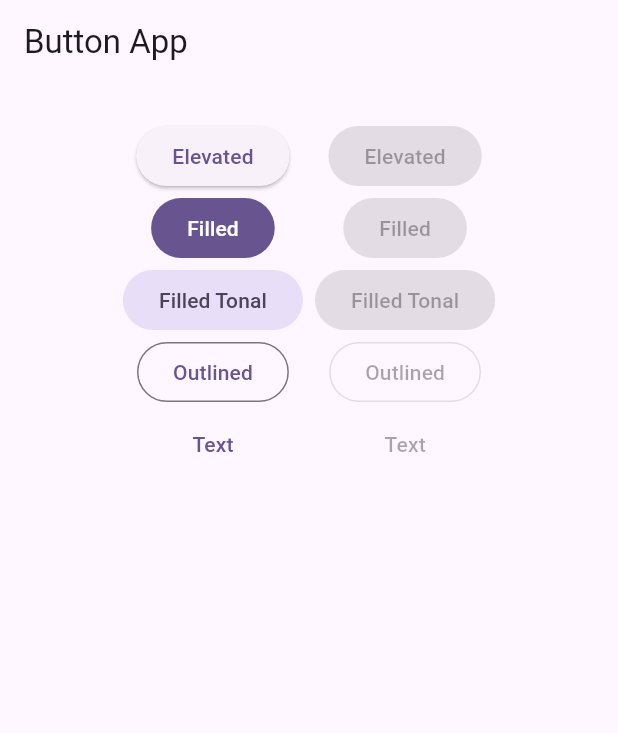
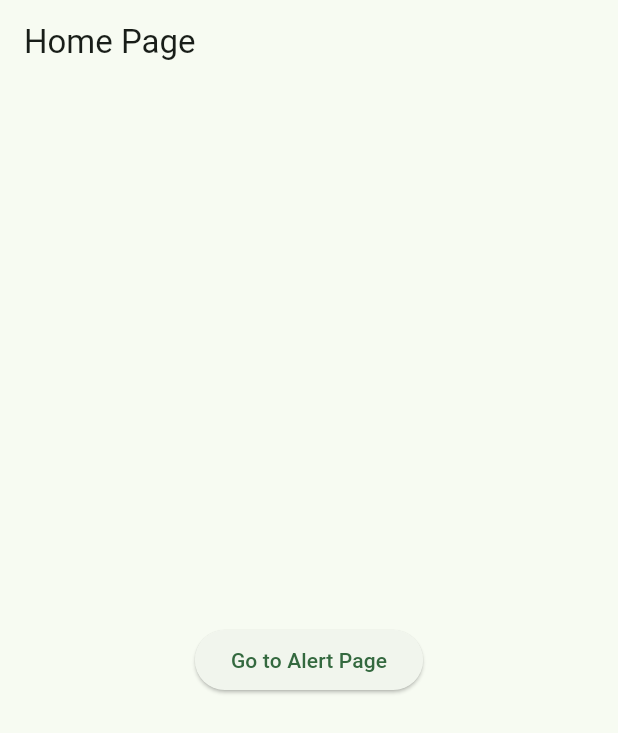
Before and after one commit to azizhadiid/FLutter-App, a Flutter app: the screen it shows after launch, on a phone screen of 412 x 824 dp. Shown: the top 733 px of the screen. Run offline on Flutter 3.47's test engine with Material 3 defaults, Android fonts, the phone set to English and light mode, and no system bars; our stand-ins replace curved_navigation_bar, lottie.

Commit message:
Learn Alert

```diff
--- a/lib/main.dart
+++ b/lib/main.dart
@@ -1,5 +1,5 @@
 import 'package:flutter/material.dart';
-import 'package:flutter_app/flutter/button.dart';
+import 'package:flutter_app/flutter/alert.dart';
 
 void main() {
   runApp(const MyApp());
@@ -14,10 +14,30 @@ class MyApp extends StatelessWidget {
     return MaterialApp(
       debugShowCheckedModeBanner: false,
       title: 'Flutter App',
-      theme: ThemeData(
-        colorScheme: ColorScheme.fromSeed(seedColor: Colors.deepPurple),
-      ),
-      home: const ButtonApp(),
+      theme: ThemeData(colorSchemeSeed: const Color.fromARGB(255, 1, 51, 19)),
+      home: const HomePage(),
     );
   }
 }
+
+class HomePage extends StatelessWidget {
+  const HomePage({super.key});
+
+  @override
+  Widget build(BuildContext context) {
+    return Scaffold(
+      appBar: AppBar(title: const Text("Home Page")),
+      body: Center(
+        child: ElevatedButton(
+          onPressed: () {
+            Navigator.push(
+              context,
+              MaterialPageRoute(builder: (context) => const DialogExample()),
+            );
+          },
+          child: const Text("Go to Alert Page"),
+        ),
+      ),
+    );
+  }
+}
```
Also changed, not shown: lib/flutter/alert.dart (added, +34 -0 lines).
